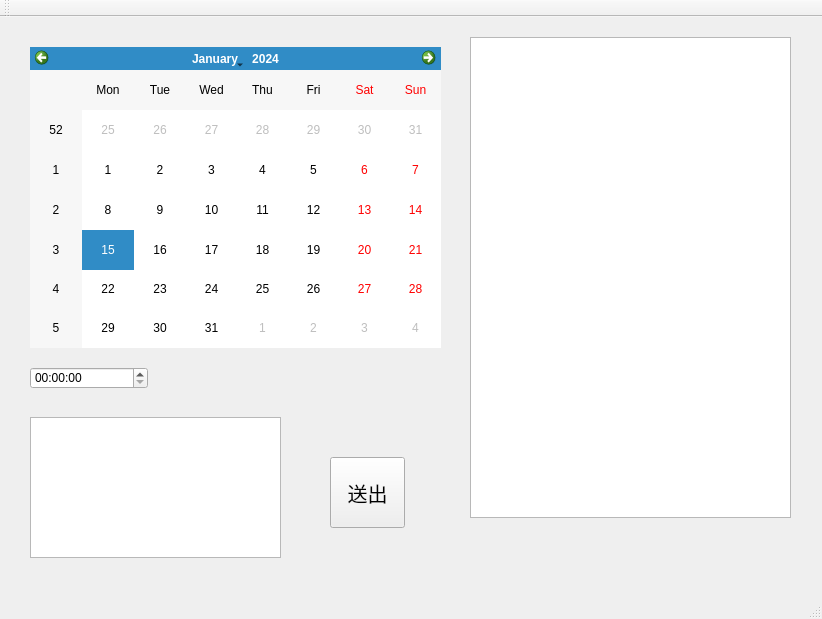
This is mainwindow.ui in peter11295/git_calender as Qt 5 draws it before an edit. The edited form follows.
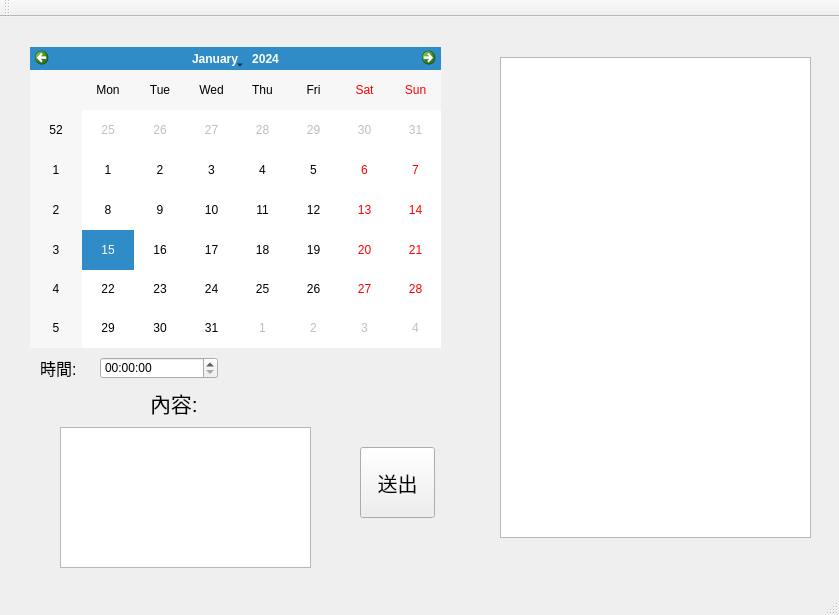
This is the edited form.

Patch:
```diff
--- a/mainwindow.ui
+++ b/mainwindow.ui
@@ -6,8 +6,8 @@
    <rect>
     <x>0</x>
     <y>0</y>
-    <width>822</width>
-    <height>619</height>
+    <width>839</width>
+    <height>615</height>
    </rect>
   </property>
   <property name="windowTitle">
@@ -27,8 +27,8 @@
    <widget class="QTextEdit" name="textEdit">
     <property name="geometry">
      <rect>
-      <x>30</x>
-      <y>400</y>
+      <x>60</x>
+      <y>410</y>
       <width>251</width>
       <height>141</height>
      </rect>
@@ -37,8 +37,8 @@
    <widget class="QPushButton" name="pushButton">
     <property name="geometry">
      <rect>
-      <x>330</x>
-      <y>440</y>
+      <x>360</x>
+      <y>430</y>
       <width>75</width>
       <height>71</height>
      </rect>
@@ -55,8 +55,8 @@
    <widget class="QTimeEdit" name="timeEdit">
     <property name="geometry">
      <rect>
-      <x>30</x>
-      <y>350</y>
+      <x>100</x>
+      <y>340</y>
       <width>118</width>
       <height>22</height>
      </rect>
@@ -65,13 +65,49 @@
    <widget class="QTextBrowser" name="textBrowser">
     <property name="geometry">
      <rect>
-      <x>470</x>
-      <y>20</y>
-      <width>321</width>
+      <x>500</x>
+      <y>40</y>
+      <width>311</width>
       <height>481</height>
      </rect>
     </property>
    </widget>
+   <widget class="QLabel" name="label">
+    <property name="geometry">
+     <rect>
+      <x>150</x>
+      <y>370</y>
+      <width>71</width>
+      <height>31</height>
+     </rect>
+    </property>
+    <property name="font">
+     <font>
+      <pointsize>16</pointsize>
+     </font>
+    </property>
+    <property name="text">
+     <string>內容:</string>
+    </property>
+   </widget>
+   <widget class="QLabel" name="label_2">
+    <property name="geometry">
+     <rect>
+      <x>40</x>
+      <y>340</y>
+      <width>47</width>
+      <height>21</height>
+     </rect>
+    </property>
+    <property name="font">
+     <font>
+      <pointsize>12</pointsize>
+     </font>
+    </property>
+    <property name="text">
+     <string>時間:</string>
+    </property>
+   </widget>
   </widget>
   <widget class="QMenuBar" name="menuBar">
    <property name="geometry">
```
Left out of the diff: 2 changed lines with no effect on the pictures.
